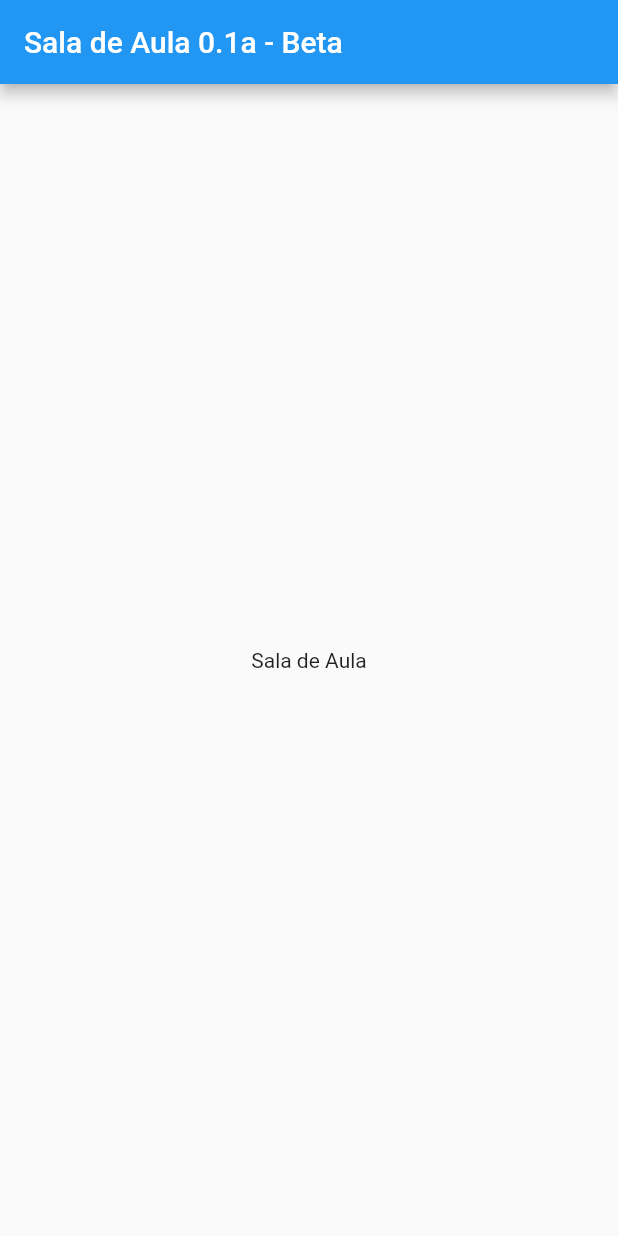
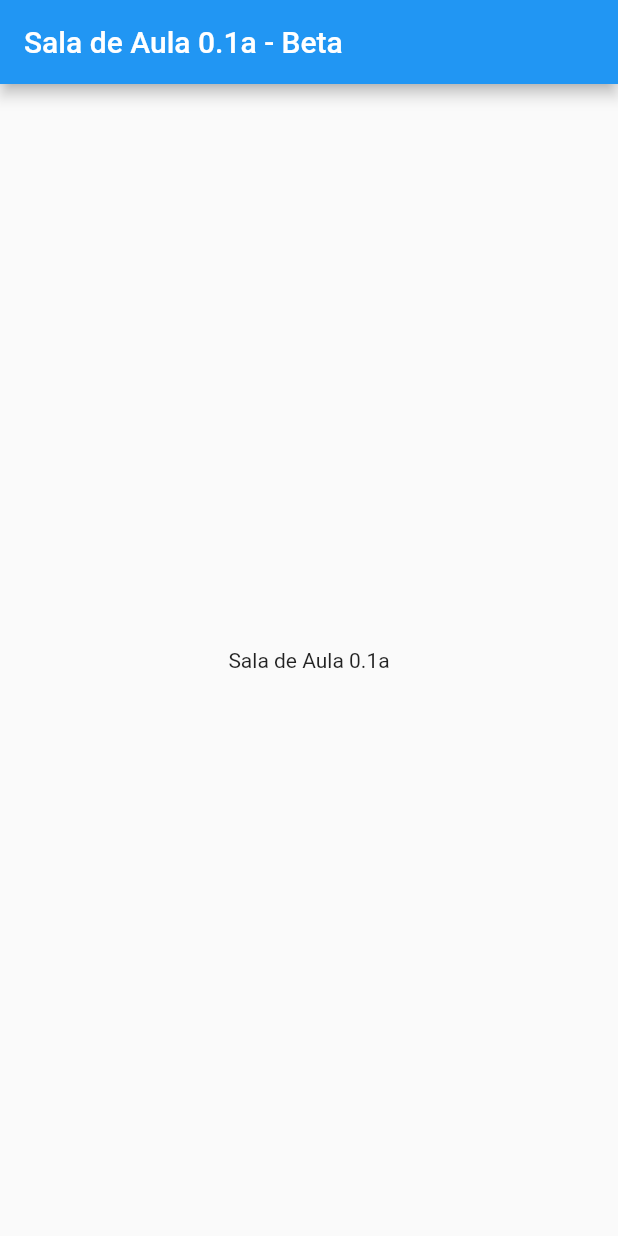
Before and after one commit to petersondsz/sala_de_aula_1_0_a, a Flutter app: the screen it shows after launch, on a phone screen of 412 x 824 dp. Run offline on Flutter 3.47's test engine with Material 2 defaults, Android fonts, the light colour scheme and no system bars.

Commit message:
versao 0,1a2

```diff
--- a/lib/main.dart
+++ b/lib/main.dart
@@ -12,7 +12,7 @@ class Sala_de_Aula_APP extends StatelessWidget {
           title: const Text('Sala de Aula 0.1a - Beta'),
         ),
         body: const Center(
-          child: const Text('Sala de Aula'),
+          child: const Text('Sala de Aula 0.1a'),
         ),
       ),
     );
```
